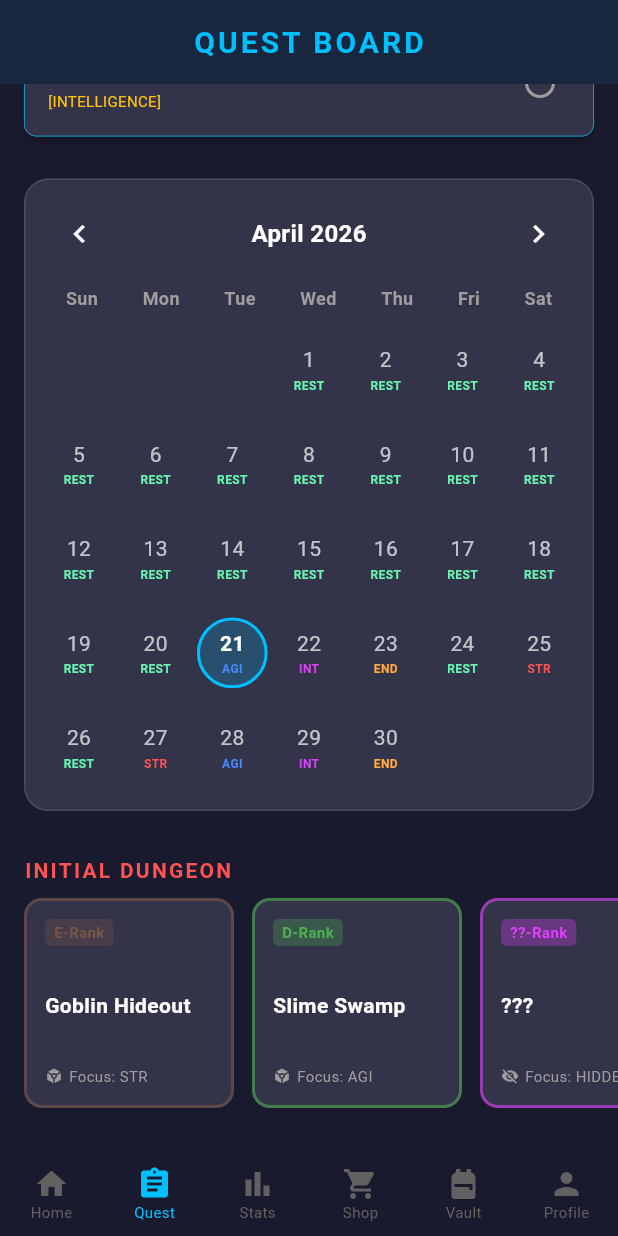
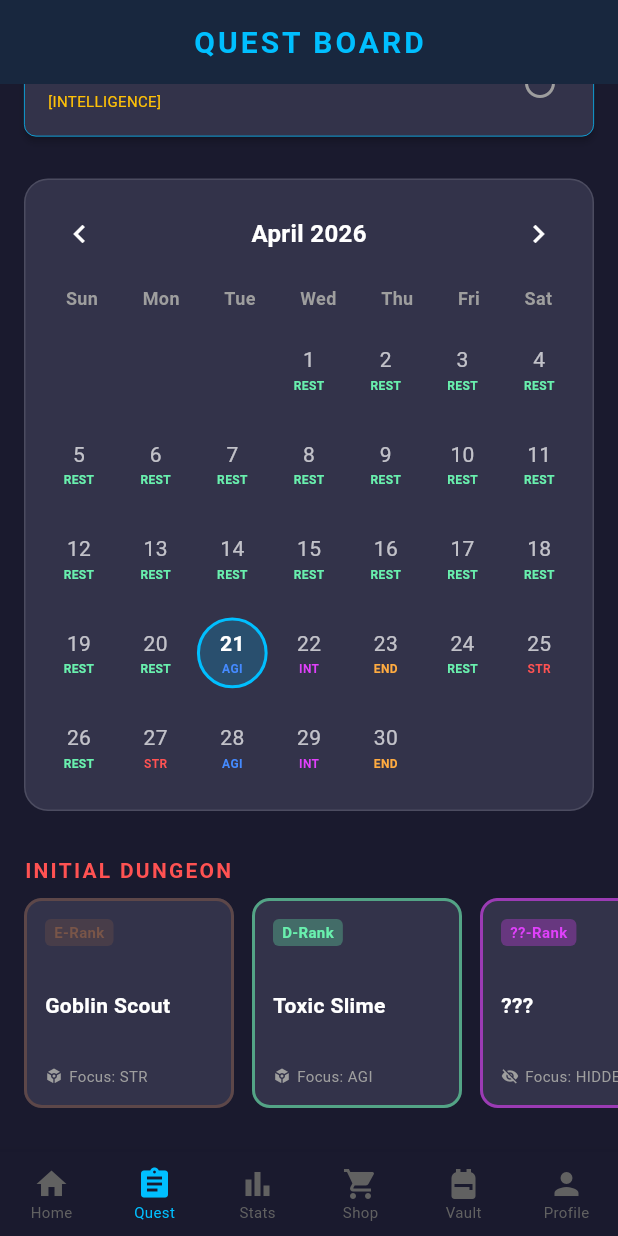
Before and after one commit to BlankW100/LevelZero.Qst, a Flutter app: the screen it shows after launch, item 2 of the bottom bar chosen, scrolled down 445 dp, on a phone screen of 412 x 824 dp. Run offline on Flutter 3.47's test engine with Material 3 defaults, Android fonts, the phone set to English and light mode, and no system bars; our stand-ins replace shared_preferences; accounts and stored records are empty.

Commit message:
moved ASCII to monster_data and update+debug combat and quest quest_screen

```diff
--- /dev/null
+++ b/lib/data/monster_data.dart
@@ -0,0 +1,80 @@
+import 'package:flutter/material.dart';
+
+class Monster {
+  final String id;
+  final String name;
+  final String rank;
+  final String statFocus;
+  final int maxHp;
+  final int baseAtk;
+  final Color colorTheme;
+  final String asciiArt;
+  final bool isHidden;
+
+  Monster({
+    required this.id,
+    required this.name,
+    required this.rank,
+    required this.statFocus,
+    required this.maxHp,
+    required this.baseAtk,
+    required this.colorTheme,
+    required this.asciiArt,
+    this.isHidden = false,
+  });
+}
+
+class MonsterDatabase {
+  static final List<Monster> initialDungeonMobs = [
+    Monster(
+      id: 'mob_001',
+      name: 'Goblin Scout',
+      rank: 'E-Rank',
+      statFocus: 'STR',
+      maxHp: 50,
+      baseAtk: 10,
+      colorTheme: Colors.brown,
+      asciiArt: '''
+  ,      ,
+ /(      )\\
+|  \\    /  |
+|  =.  .=  |
+ \\(  oo  )/
+   \\____/
+      ''',
+    ),
+    Monster(
+      id: 'mob_002',
+      name: 'Toxic Slime',
+      rank: 'D-Rank',
+      statFocus: 'AGI',
+      maxHp: 150,
+      baseAtk: 25,
+      colorTheme: Colors.greenAccent,
+      asciiArt: '''
+   ______
+  /      \\
+ |  o  o  |
+ |  \\__/  |
+  \\______/
+      ''',
+    ),
+    Monster(
+      id: 'mob_003',
+      name: 'Void Distortion',
+      rank: '??-Rank',
+      statFocus: 'HIDDEN',
+      maxHp: 999,
+      baseAtk: 999,
+      colorTheme: Colors.purpleAccent,
+      isHidden: true,
+      asciiArt: '''
+  .   * .
+ * _     *
+    / \\
+ * \\_/    *
+  .   * .
+      ''',
+    ),
+  ];
+}
--- a/lib/ui/quest_screen.dart
+++ b/lib/ui/quest_screen.dart
@@ -4,7 +4,8 @@ import 'package:shared_preferences/shared_preferences.dart';
 import '../models/user_profile.dart';
 import '../models/quest.dart';
 import '../services/local_storage.dart';
-import 'combat_screen.dart'; // NEW: Imports our combat engine!
+import 'combat_screen.dart';
+import '../data/monster_data.dart'; // REQUIRED IMPORT FOR DATABASE CONNECTION
 
 class QuestScreen extends StatefulWidget {
   const QuestScreen({super.key});
@@ -39,7 +40,6 @@ class _QuestScreenState extends State<QuestScreen> {
       Map<String, dynamic> decoded = jsonDecode(savedPlan);
       _monthlyPlan = decoded.map((key, value) => MapEntry(key, value.toString()));
     } else {
-      // --- NEW: INITIALIZE SMART SCHEDULE IF NO PLAN EXISTS ---
       _generateDefaultPlan();
       _savePlan();
     }
@@ -49,34 +49,25 @@ class _QuestScreenState extends State<QuestScreen> {
     });
   }
 
-  // --- THE SMART SCHEDULE ENGINE ---
   void _generateDefaultPlan() {
     List<String> template;
 
-    // Customize the 7-day loop based on class
     switch (_profile!.playerClass) {
-      case HunterClass.warrior:
-      case HunterClass.knight:
-      case HunterClass.fighter:
-        template = ['STR', 'STR', 'END', 'REST', 'AGI', 'STR', 'REST']; break;
-      case HunterClass.assassin:
-      case HunterClass.ranger:
-        template = ['AGI', 'AGI', 'STR', 'REST', 'END', 'AGI', 'REST']; break;
-      case HunterClass.mage:
-      case HunterClass.scholar:
-        template = ['INT', 'INT', 'REST', 'END', 'INT', 'AGI', 'REST']; break;
-      case HunterClass.tank:
-        template = ['END', 'END', 'STR', 'REST', 'END', 'INT', 'REST']; break;
-      default: // Beginner / None
-        template = ['STR', 'AGI', 'INT', 'END', 'REST', 'STR', 'REST']; break;
+      case HunterClass.warrior: template = ['STR', 'STR', 'END', 'REST', 'AGI', 'STR', 'REST']; break;
+      case HunterClass.knight: template = ['STR', 'STR', 'END', 'REST', 'AGI', 'STR', 'REST']; break;
+      case HunterClass.fighter: template = ['STR', 'STR', 'END', 'REST', 'AGI', 'STR', 'REST']; break;
+      case HunterClass.assassin: template = ['AGI', 'AGI', 'STR', 'REST', 'END', 'AGI', 'REST']; break;
+      case HunterClass.ranger: template = ['AGI', 'AGI', 'STR', 'REST', 'END', 'AGI', 'REST']; break;
+      case HunterClass.mage: template = ['INT', 'INT', 'REST', 'END', 'INT', 'AGI', 'REST']; break;
+      case HunterClass.scholar: template = ['INT', 'INT', 'REST', 'END', 'INT', 'AGI', 'REST']; break;
+      case HunterClass.tank: template = ['END', 'END', 'STR', 'REST', 'END', 'INT', 'REST']; break;
+      default: template = ['STR', 'AGI', 'INT', 'END', 'REST', 'STR', 'REST']; break;
     }
 
-    // Pre-fill the calendar for the next 60 days
     DateTime now = DateTime.now();
     for (int i = 0; i < 60; i++) {
       DateTime d = now.add(Duration(days: i));
       String key = _getDateKey(d);
-      // d.weekday is 1(Mon) to 7(Sun). Array is 0 to 6.
       _monthlyPlan[key] = template[d.weekday - 1];
     }
   }
@@ -152,7 +143,8 @@ class _QuestScreenState extends State<QuestScreen> {
     ScaffoldMessenger.of(context).showSnackBar(const SnackBar(content: Text("Uncompleted Quests Regenerated!")));
   }
 
-List<Quest> _generateTargetedQuests(int amount, String plan) {
+  // --- FULLY BRACKETED TO FIX LINTER WARNINGS ---
+  List<Quest> _generateTargetedQuests(int amount, String plan) {
     List<Quest> newQuests = [];
     List<Map<String, dynamic>> pool = [];
 
@@ -296,11 +288,7 @@ List<Quest> _generateTargetedQuests(int amount, String plan) {
               height: 140, margin: const EdgeInsets.only(bottom: 30),
               child: ListView(
                 scrollDirection: Axis.horizontal, padding: const EdgeInsets.symmetric(horizontal: 16.0),
-                children: [
-                  _buildGateCard("Goblin Hideout", "E-Rank", "STR", Colors.brown, 50, 10),
-                  _buildGateCard("Slime Swamp", "D-Rank", "AGI", Colors.green, 150, 25),
-                  _buildGateCard("Unknown Distortion", "??-Rank", "HIDDEN", Colors.purpleAccent, 999, 999, isHidden: true),
-                ],
+                children: MonsterDatabase.initialDungeonMobs.map((mob) => _buildGateCard(mob)).toList(),
               ),
             ),
           ],
@@ -309,34 +297,30 @@ List<Quest> _generateTargetedQuests(int amount, String plan) {
     );
   }
 
-  // --- NEW: Wrap Gate in GestureDetector to launch Combat Screen ---
-  Widget _buildGateCard(String name, String rank, String stat, Color color, int enemyHp, int enemyAtk, {bool isHidden = false}) {
+  Widget _buildGateCard(Monster mob) {
     return GestureDetector(
       onTap: () {
-        if (isHidden) {
+        if (mob.isHidden) {
           ScaffoldMessenger.of(context).showSnackBar(const SnackBar(content: Text("You are not high enough rank to enter this Gate.")));
           return;
         }
         Navigator.push(context, MaterialPageRoute(builder: (context) => CombatScreen(
-          monsterName: name.split(' ').first, // "Goblin" or "Slime"
-          enemyMaxHp: enemyHp,
-          enemyAtk: enemyAtk,
-          colorTheme: color,
-        ))).then((_) => _loadData()); // Reload stats/coins when returning!
+          enemy: mob,
+        ))).then((_) => _loadData());
       },
       child: Container(
         width: 140, margin: const EdgeInsets.only(right: 12.0),
         decoration: BoxDecoration(
           color: Theme.of(context).colorScheme.surface, borderRadius: BorderRadius.circular(12),
-          border: Border.all(color: color.withValues(alpha: 0.6), width: 2),
+          border: Border.all(color: mob.colorTheme.withValues(alpha: 0.6), width: 2),
         ),
         padding: const EdgeInsets.all(12.0),
         child: Column(
           crossAxisAlignment: CrossAxisAlignment.start, mainAxisAlignment: MainAxisAlignment.spaceBetween,
           children: [
-            Container(padding: const EdgeInsets.symmetric(horizontal: 6, vertical: 2), decoration: BoxDecoration(color: color.withValues(alpha: 0.3), borderRadius: BorderRadius.circular(4)), child: Text(rank, style: TextStyle(color: color, fontSize: 10, fontWeight: FontWeight.bold))),
-            Text(isHidden ? "???" : name, style: const TextStyle(color: Colors.white, fontWeight: FontWeight.bold, fontSize: 14)),
-            Row(children: [Icon(isHidden ? Icons.visibility_off : Icons.token, color: Colors.grey, size: 12), const SizedBox(width: 4), Text("Focus: $stat", style: const TextStyle(color: Colors.grey, fontSize: 10))]),
+            Container(padding: const EdgeInsets.symmetric(horizontal: 6, vertical: 2), decoration: BoxDecoration(color: mob.colorTheme.withValues(alpha: 0.3), borderRadius: BorderRadius.circular(4)), child: Text(mob.rank, style: TextStyle(color: mob.colorTheme, fontSize: 10, fontWeight: FontWeight.bold))),
+            Text(mob.isHidden ? "???" : mob.name, style: const TextStyle(color: Colors.white, fontWeight: FontWeight.bold, fontSize: 14)),
+            Row(children: [Icon(mob.isHidden ? Icons.visibility_off : Icons.token, color: Colors.grey, size: 12), const SizedBox(width: 4), Text("Focus: ${mob.statFocus}", style: const TextStyle(color: Colors.grey, fontSize: 10))]),
           ],
         ),
       ),
```
Also changed, not shown: lib/ui/combat_screen.dart (+162 -161 lines).
